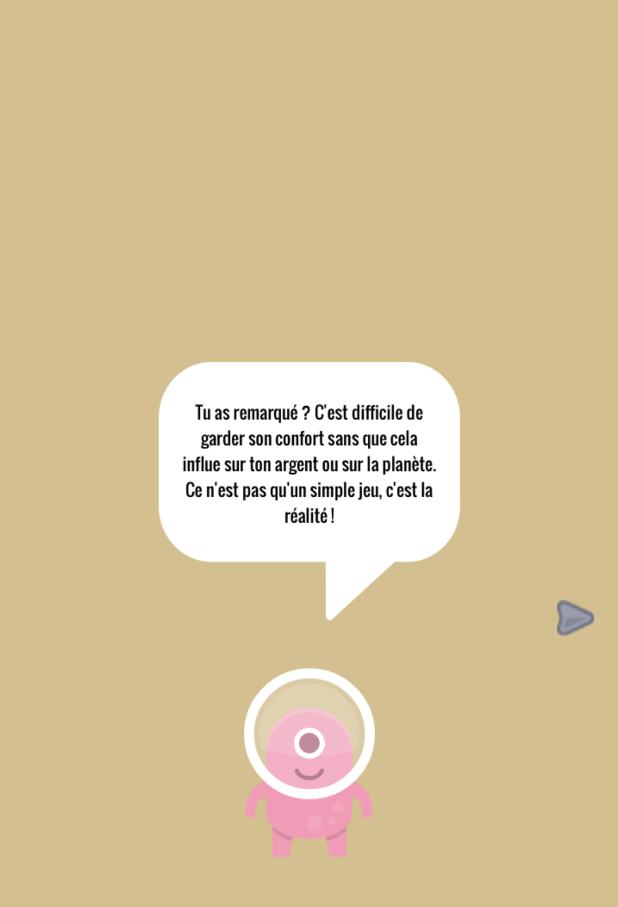
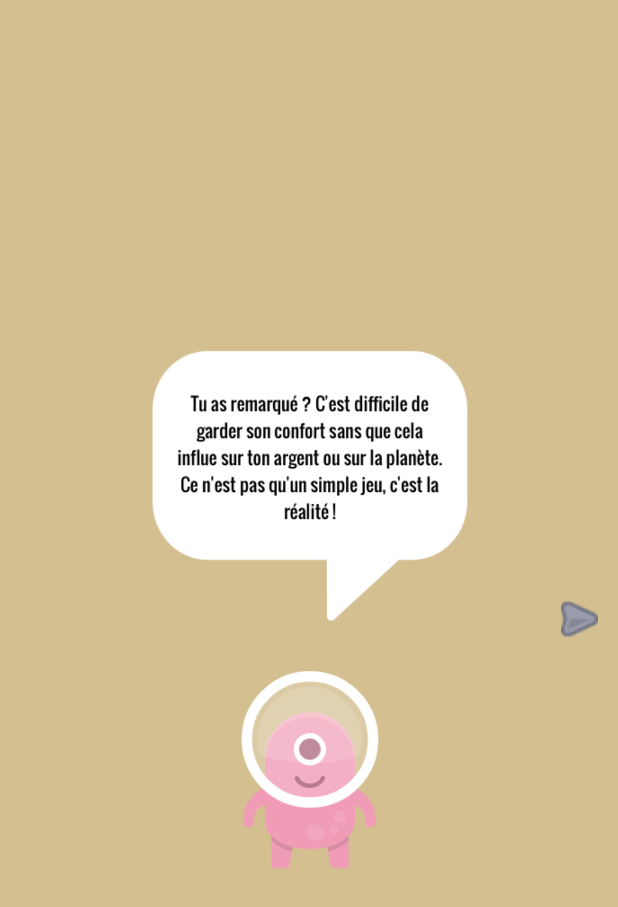
Before and after one commit to wearespacey/choose-your-path, an Android app: the MoralActivity screen opened directly, with no data from a screen before it, on a phone screen of 412 x 824 dp. Shown: the top 907 px of the screen. Run offline under Robolectric (Android 15) with nearby library versions, the phone set to English and light mode, and no system bars.

Commit message:
Update image

```diff
--- a/cslabs-hackathon/app/src/main/res/layout/activity_moral.xml
+++ b/cslabs-hackathon/app/src/main/res/layout/activity_moral.xml
@@ -20,8 +20,8 @@
 
     <ImageView
         android:id="@+id/moral"
-        android:layout_width="297dp"
-        android:layout_height="465dp"
+        android:layout_width="307dp"
+        android:layout_height="486dp"
 
         app:layout_constraintBottom_toBottomOf="parent"
         app:layout_constraintEnd_toEndOf="parent"
```
